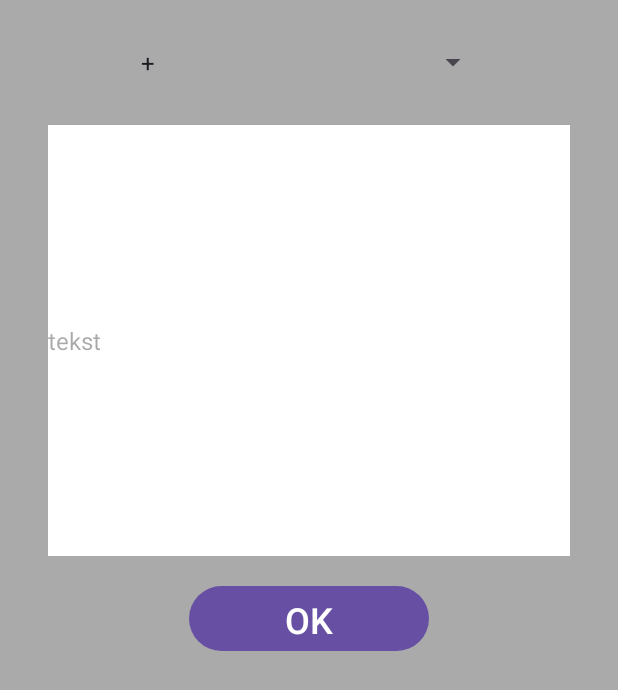
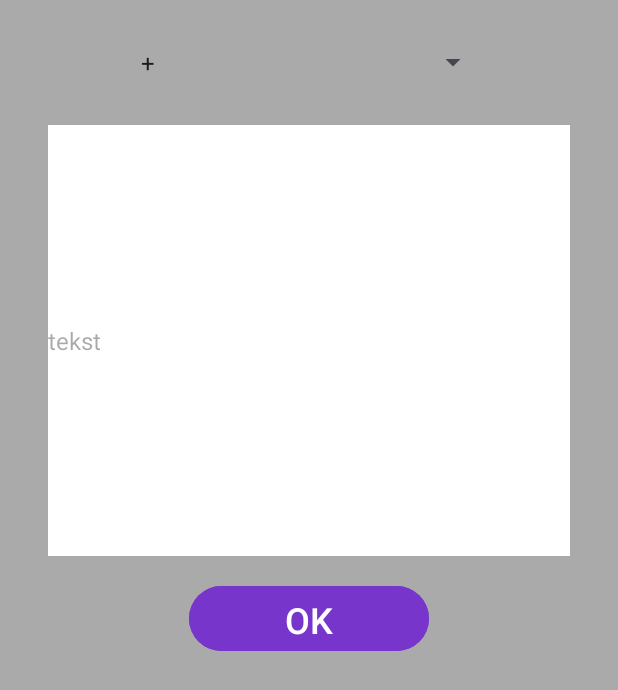
Before and after one commit to JedynyCywilizowany/MorseowaLatarka, an Android app: the screen it shows after launch (MainActivity), on a phone screen of 412 x 824 dp. Shown: the top 690 px of the screen. Run offline under Robolectric (Android 15) with nearby library versions, the phone set to English and light mode, and no system bars; 1 statement that could not run was skipped.

Commit message:
naprawa koloru

```diff
--- a/app/src/main/res/layout/activity_main.xml
+++ b/app/src/main/res/layout/activity_main.xml
@@ -18,6 +18,7 @@
         android:layout_marginBottom="16dp"
         android:background="@android:color/white"
         android:hint="tekst"
+        android:textColor="@color/black"
         android:textSize="16sp"
         app:layout_constraintBottom_toTopOf="@+id/button"
         app:layout_constraintEnd_toEndOf="parent"
@@ -30,9 +31,11 @@
         android:id="@+id/button"
         android:layout_width="160dp"
         android:layout_height="51dp"
+        android:backgroundTint="#7835CC"
         android:keepScreenOn="true"
         android:onClick="buttonPress"
         android:text="OK"
+        android:textColor="@color/white"
         android:textSize="24sp"
         app:layout_constraintBottom_toBottomOf="parent"
         app:layout_constraintEnd_toEndOf="parent"
```
